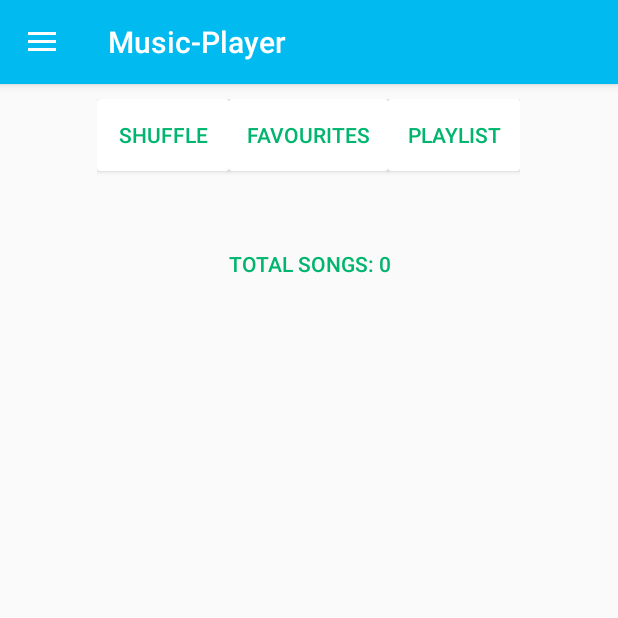
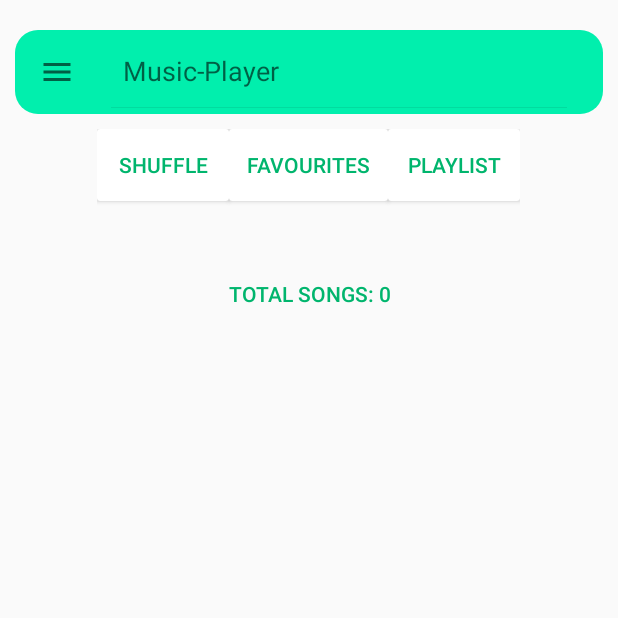
Before and after one commit to ctoloza-dev/Music-Player, an Android app: the MainActivity screen opened directly, with no data from a screen before it, on a phone screen of 412 x 824 dp, the top half of it. Run offline under Robolectric (Android 15) with nearby library versions, the light colour scheme and no system bars; our stand-ins replace data binding; libraries missing offline, so code that uses them is left out: cn.pedant; 1 statement that could not run was skipped.

Commit message:
Creaen SearchView with navigation Drawer TODO -> Finished

```diff
--- a/app/src/main/java/com/music_player/activities/MainActivity.kt
+++ b/app/src/main/java/com/music_player/activities/MainActivity.kt
@@ -2,10 +2,13 @@ package com.music_player.activities
 
 import android.content.Intent
 import android.os.Bundle
-import android.view.MenuItem
+import android.os.PersistableBundle
 import android.view.View
 import androidx.appcompat.app.ActionBarDrawerToggle
 import androidx.appcompat.app.AppCompatActivity
+import androidx.appcompat.widget.AppCompatImageView
+import androidx.appcompat.widget.SearchView
+import androidx.appcompat.widget.Toolbar
 import androidx.databinding.DataBindingUtil
 import androidx.drawerlayout.widget.DrawerLayout
 import androidx.recyclerview.widget.LinearLayoutManager
@@ -16,6 +19,7 @@ import com.music_player.databinding.ActivityMainBinding
 import com.music_player.interfaces.OnClick
 import com.music_player.models.MenuModel
 import com.music_player.utils.PermissionStatus
+import com.music_player.utils.logs.Logger
 
 
 class MainActivity : AppCompatActivity() {
@@ -26,17 +30,13 @@ class MainActivity : AppCompatActivity() {
     override fun onCreate(savedInstanceState: Bundle?) {
         super.onCreate(savedInstanceState)
         binding = DataBindingUtil.setContentView(this, R.layout.activity_main)
-        toggle = ActionBarDrawerToggle(
-            this,
-            binding.root as DrawerLayout?,
-            R.string.open,
-            R.string.close
-        )
-        (binding.root as DrawerLayout).addDrawerListener(toggle)
+        initViews()
+        binding.total = totalSongs
+    }
+
+    override fun onPostCreate(savedInstanceState: Bundle?, persistentState: PersistableBundle?) {
+        super.onPostCreate(savedInstanceState, persistentState)
         toggle.syncState()
-        supportActionBar?.setDisplayHomeAsUpEnabled(true)
-        initOptions()
-        binding.total = totalSongs
     }
 
     override fun onResume() {
@@ -44,7 +44,25 @@ class MainActivity : AppCompatActivity() {
         requestRuntimePerms()
     }
 
-    private fun initOptions() {
+    private fun initViews() {
+        val toolbar = binding.toolbar.root as Toolbar?
+        toggle = ActionBarDrawerToggle(
+            this,
+            binding.root as DrawerLayout?,
+            toolbar,
+            R.string.open,
+            R.string.close
+        )
+        (binding.root as DrawerLayout).addDrawerListener(toggle)
+        val search = binding.toolbar.search as SearchView?
+        Logger.error("Search !=null ${(search != null)}")
+
+        search!!.findViewById<AppCompatImageView>(androidx.appcompat.R.id.search_close_btn)
+            .setOnClickListener {
+                search.setQuery("", false)
+                search.clearFocus()
+            }
+
         val list = arrayListOf<MenuModel>()
         list.add(MenuModel(getString(R.string.shuffle), R.drawable.ico_shuffle))
         list.add(MenuModel(getString(R.string.favourites), R.drawable.ico_favorite))
@@ -93,11 +111,4 @@ class MainActivity : AppCompatActivity() {
     override fun onBackPressed() {
         //commented to avoid go to splash view
     }
-
-    override fun onOptionsItemSelected(item: MenuItem): Boolean {
-        if (toggle.onOptionsItemSelected(item)) {
-            return true
-        }
-        return super.onOptionsItemSelected(item)
-    }
 }
--- /dev/null
+++ b/app/src/main/res/drawable/ico_menu.xml
@@ -0,0 +1,10 @@
+<vector xmlns:android="http://schemas.android.com/apk/res/android"
+    android:width="24dp"
+    android:height="24dp"
+    android:viewportWidth="24"
+    android:viewportHeight="24"
+    android:tint="?attr/colorControlNormal">
+  <path
+      android:fillColor="@android:color/white"
+      android:pathData="M3,18h18v-2L3,16v2zM3,13h18v-2L3,11v2zM3,6v2h18L21,6L3,6z"/>
+</vector>
--- /dev/null
+++ b/app/src/main/res/drawable/toolbar_style.xml
@@ -0,0 +1,6 @@
+<?xml version="1.0" encoding="utf-8"?>
+<shape xmlns:android="http://schemas.android.com/apk/res/android"
+    android:shape="rectangle">
+    <solid android:color="?colorSecondary" />
+    <corners android:radius="15dp" />
+</shape>
--- a/app/src/main/res/layout/activity_main.xml
+++ b/app/src/main/res/layout/activity_main.xml
@@ -1,5 +1,6 @@
 <?xml version="1.0" encoding="utf-8"?>
-<layout xmlns:app="http://schemas.android.com/apk/res-auto">
+<layout xmlns:android="http://schemas.android.com/apk/res/android"
+    xmlns:app="http://schemas.android.com/apk/res-auto">
 
     <data>
 
@@ -8,8 +9,7 @@
             type="Integer" />
     </data>
 
-    <androidx.drawerlayout.widget.DrawerLayout xmlns:android="http://schemas.android.com/apk/res/android"
-        xmlns:tools="http://schemas.android.com/tools"
+    <androidx.drawerlayout.widget.DrawerLayout xmlns:tools="http://schemas.android.com/tools"
         android:layout_width="match_parent"
         android:layout_height="match_parent"
         android:fitsSystemWindows="true"
@@ -20,6 +20,14 @@
             android:layout_width="match_parent"
             android:layout_height="match_parent"
             android:orientation="vertical">
+
+            <include
+                android:id="@+id/toolbar"
+                layout="@layout/toolbar"
+                android:layout_width="match_parent"
+                android:layout_height="wrap_content"
+                android:layout_marginTop="20dp"
+                android:layout_marginHorizontal="10dp" />
 
             <androidx.recyclerview.widget.RecyclerView
                 android:id="@+id/opts"
--- /dev/null
+++ b/app/src/main/res/layout/toolbar.xml
@@ -0,0 +1,17 @@
+<?xml version="1.0" encoding="utf-8"?>
+<layout>
+
+    <androidx.appcompat.widget.Toolbar xmlns:android="http://schemas.android.com/apk/res/android"
+        xmlns:app="http://schemas.android.com/apk/res-auto"
+        android:layout_width="match_parent"
+        android:layout_height="?attr/actionBarSize"
+        android:background="@drawable/toolbar_style"
+        app:contentInsetStartWithNavigation="0dp"
+        app:elevation="3dp"
+        app:navigationIcon="@drawable/ico_menu">
+
+        <androidx.appcompat.widget.SearchView
+            android:id="@+id/search"
+            style="@style/search" />
+    </androidx.appcompat.widget.Toolbar>
+</layout>
--- a/app/src/main/res/values-night/themes.xml
+++ b/app/src/main/res/values-night/themes.xml
@@ -1,9 +1,9 @@
 <resources xmlns:tools="http://schemas.android.com/tools">
     <!-- Base application theme. -->
-    <style name="Theme.MusicPlayer" parent="Theme.MaterialComponents.DayNight.DarkActionBar.Bridge">
+    <style name="Theme.MusicPlayer" parent="Theme.MaterialComponents.DayNight.NoActionBar.Bridge">
         <!-- Primary brand color. -->
         <item name="colorPrimary">@color/colorPrimaryDark</item>
-        <item name="colorPrimaryVariant">@color/colorPrimaryDark</item>
+        <item name="colorPrimaryVariant">@color/black</item>
         <item name="colorOnPrimary">@color/black</item>
         <!-- Secondary brand color. -->
         <item name="colorSecondary">@color/colorAccent</item>
--- a/app/src/main/res/values/styles.xml
+++ b/app/src/main/res/values/styles.xml
@@ -104,4 +104,16 @@
         <item name="strokeColor">?primary</item>
         <item name="strokeWidth">5dp</item>
     </style>
+
+    <style name="search" parent="Widget.AppCompat.SearchView">
+        <item name="android:layout_width">wrap_content</item>
+        <item name="android:layout_height">match_parent</item>
+        <item name="android:focusableInTouchMode">true</item>
+        <item name="android:inputType">text</item>
+        <item name="android:textAlignment">textStart</item>
+        <item name="android:textStyle">bold</item>
+        <item name="defaultQueryHint">@string/app_name</item>
+        <item name="iconifiedByDefault">false</item>
+        <item name="searchIcon">@null</item>
+    </style>
 </resources>
--- a/app/src/main/res/values/themes.xml
+++ b/app/src/main/res/values/themes.xml
@@ -1,9 +1,9 @@
 <resources xmlns:tools="http://schemas.android.com/tools">
     <!-- Base application theme. -->
-    <style name="Theme.MusicPlayer" parent="Theme.MaterialComponents.DayNight.DarkActionBar.Bridge">
+    <style name="Theme.MusicPlayer" parent="Theme.MaterialComponents.DayNight.NoActionBar.Bridge">
         <!-- Primary brand color. -->
         <item name="colorPrimary">@color/colorPrimary</item>
-        <item name="colorPrimaryVariant">@color/colorPrimary</item>
+        <item name="colorPrimaryVariant">@color/white</item>
         <item name="colorOnPrimary">@color/white</item>
         <!-- Secondary brand color. -->
         <item name="colorSecondary">@color/colorAccent</item>
```
